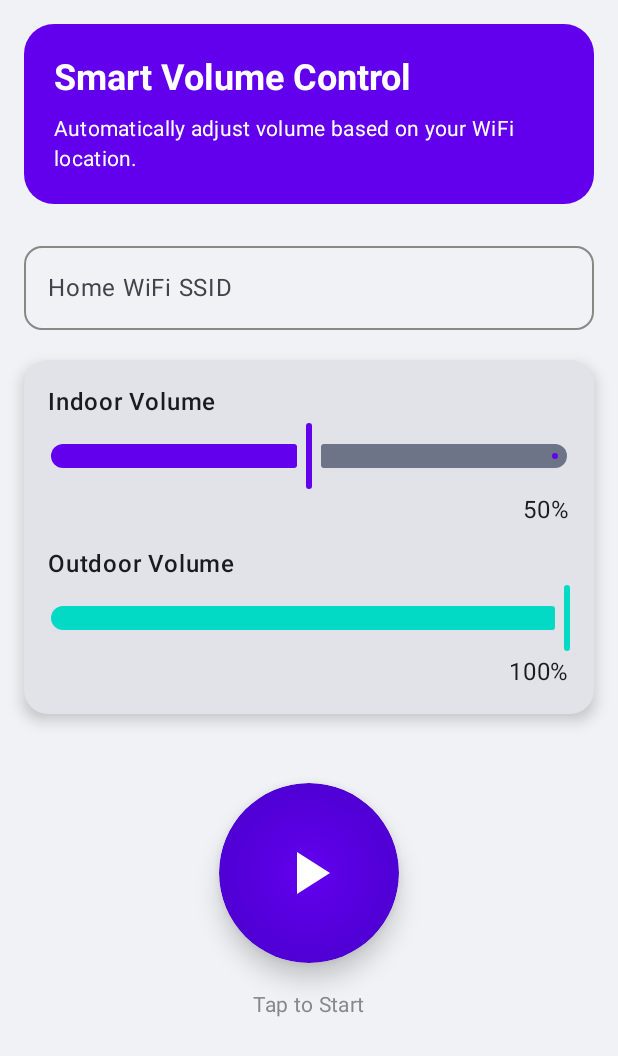
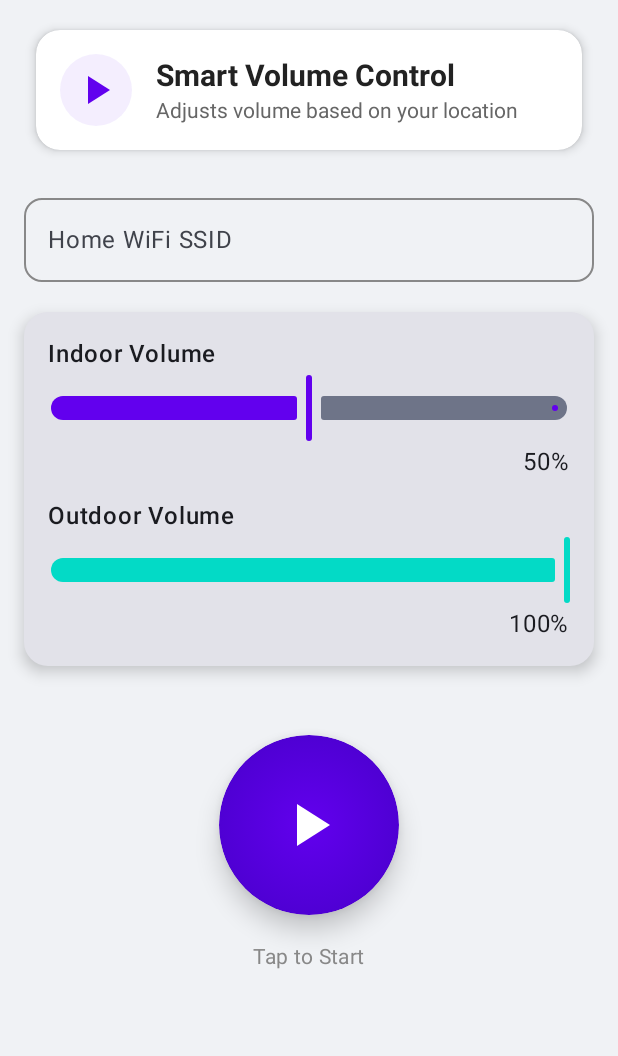
Before and after one commit to mfcc168/WVC, an Android app built with Jetpack Compose: the screen it shows after launch (MainActivity), on a phone screen of 412 x 824 dp. Shown: the top 1056 px of the screen. Run offline under Robolectric (Android 15) with nearby library versions, the phone set to English and light mode, and no system bars.

Commit message:
Update MainActivity.kt

```diff
--- a/app/src/main/java/com/lafarge/wvc/MainActivity.kt
+++ b/app/src/main/java/com/lafarge/wvc/MainActivity.kt
@@ -212,33 +212,53 @@ class MainActivity : ComponentActivity() {
                     .padding(16.dp),
                 verticalArrangement = Arrangement.spacedBy(20.dp)
             ) {
-                // Header section
-                Card(
-                    colors = CardDefaults.cardColors(containerColor = Color(0xFF6200EE)),
-                    shape = RoundedCornerShape(20.dp),
-                    modifier = Modifier.fillMaxWidth()
+// Redesigned Header
+                Row(
+                    modifier = Modifier
+                        .fillMaxWidth()
+                        .padding(horizontal = 8.dp, vertical = 4.dp)
+                        .shadow(4.dp, shape = RoundedCornerShape(16.dp))
+                        .background(
+                            color = Color.White,
+                            shape = RoundedCornerShape(16.dp)
+                        )
+                        .padding(16.dp),
+                    verticalAlignment = Alignment.CenterVertically
                 ) {
-                    Column(
+                    // Icon or visual accent
+                    Icon(
+                        imageVector = Icons.Default.PlayArrow, // You can swap this with a better icon
+                        contentDescription = null,
+                        tint = Color(0xFF6200EE),
                         modifier = Modifier
-                            .fillMaxWidth()
-                            .padding(20.dp)
-                    ) {
+                            .size(48.dp)
+                            .background(Color(0x116200EE), CircleShape)
+                            .padding(8.dp)
+                    )
+
+                    Spacer(modifier = Modifier.width(16.dp))
+
+                    // Text
+                    Column {
                         Text(
-                            "Smart Volume Control",
-                            style = MaterialTheme.typography.headlineSmall.copy(
-                                color = Color.White,
-                                fontWeight = FontWeight.Bold
+                            text = "Smart Volume Control",
+                            style = TextStyle(
+                                fontSize = 20.sp,
+                                fontWeight = FontWeight.Bold,
+                                color = Color(0xFF222222)
                             )
                         )
-                        Spacer(modifier = Modifier.height(8.dp))
+                        Spacer(modifier = Modifier.height(4.dp))
                         Text(
-                            "Automatically adjust volume based on your WiFi location.",
-                            style = MaterialTheme.typography.bodyMedium.copy(
-                                color = Color.White
+                            text = "Adjusts volume based on your location",
+                            style = TextStyle(
+                                fontSize = 14.sp,
+                                color = Color(0xFF666666)
                             )
                         )
                     }
                 }
+
 
                 // SSID Input
                 OutlinedTextField(
@@ -251,7 +271,9 @@ class MainActivity : ComponentActivity() {
                     shape = RoundedCornerShape(12.dp),
                     colors = OutlinedTextFieldDefaults.colors(
                         focusedBorderColor = Color(0xFF6200EE),
-                        unfocusedBorderColor = Color.Gray
+                        unfocusedBorderColor = Color.Gray,
+                        focusedTextColor = Color(0xFF333333),
+                        unfocusedTextColor = Color(0xFF333333)
                     )
                 )
 
@@ -289,6 +311,10 @@ class MainActivity : ComponentActivity() {
                         Text("${outdoorVolume.value}%", modifier = Modifier.align(Alignment.End))
                     }
                 }
+
+
+
+
 
                 Column(
                     modifier = Modifier
```
